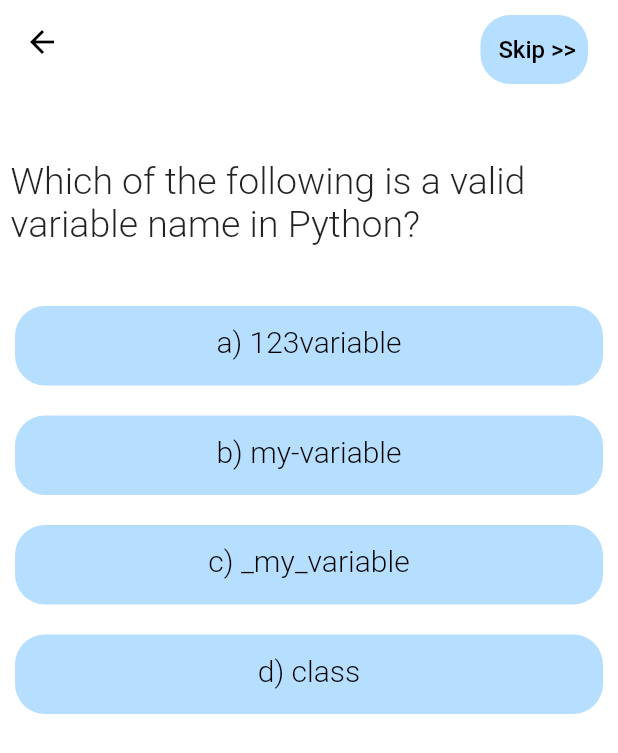
After one commit to yashwanth-notyashwant/funwitcode, a Flutter app: the QuizPage screen opened directly, after a tap on "b) A named container for storing data va", on a phone screen of 412 x 824 dp. The commit adds this screen. Shown: the top 753 px of the screen. Run offline on Flutter 3.47's test engine with Material 2 defaults, Android fonts, the phone set to English and light mode, and no system bars.

Commit message:
the variables commmit

```diff
--- a/lib/screens/chapter_screen.dart
+++ b/lib/screens/chapter_screen.dart
@@ -1,4 +1,5 @@
 import 'package:flutter/material.dart';
+import 'package:funwitcode/screens/quiz_screen_variables.dart';
 
 // ignore: must_be_immutable
 class ChapterScreen extends StatefulWidget {
@@ -721,6 +722,30 @@ print(list_dict_, set_dict_, int_dict_)
               Navigator.of(context).pop();
             },
           ),
+          actions: [
+            Container(
+              decoration: BoxDecoration(
+                color: const Color.fromARGB(255, 182, 222, 255),
+                borderRadius: BorderRadius.circular(20),
+              ),
+              margin: EdgeInsets.only(right: 20, top: 10),
+              child: TextButton(
+                onPressed: () {
+                  Navigator.of(context).push(
+                    MaterialPageRoute(builder: (context) => QuizPage()),
+                  );
+                  // push to quiz page
+                },
+                child: Text(
+                  " Skip >>",
+                  style: TextStyle(
+                    color: Colors.black,
+                    fontSize: 16,
+                  ),
+                ),
+              ),
+            ),
+          ],
         ),
         body: SingleChildScrollView(
           child: Container(
--- a/lib/screens/homeScreen.dart
+++ b/lib/screens/homeScreen.dart
@@ -1,4 +1,5 @@
 import 'package:flutter/material.dart';
+import 'package:funwitcode/screens/authformstudent.dart';
 
 import '../widgets.dart/card.dart';
 
@@ -35,10 +36,10 @@ class _HomeScreenState extends State<HomeScreen> {
                 ),
                 title: const Text('Logout'),
                 onTap: () {
-                  // Navigator.pushReplacement(
-                  //   context,
-                  //   MaterialPageRoute(builder: (context) => AuthPage()),
-                  // );
+                  Navigator.pushReplacement(
+                    context,
+                    MaterialPageRoute(builder: (context) => AuthFormStudent()),
+                  );
                 },
               ),
             ],
--- a/lib/screens/python_chapters.dart
+++ b/lib/screens/python_chapters.dart
@@ -1,4 +1,5 @@
 import 'package:flutter/material.dart';
+import 'package:funwitcode/screens/authformstudent.dart';
 
 import 'chapter_screen.dart';
 
@@ -45,10 +46,9 @@ class _PythonChaptersListScreenState extends State<PythonChaptersListScreen> {
                 ),
                 title: const Text('Logout'),
                 onTap: () {
-                  // Navigator.pushReplacement(
-                  //   context,
-                  //   MaterialPageRoute(builder: (context) => AuthPage()),
-                  // );
+                  Navigator.of(context).pushReplacement(
+                    MaterialPageRoute(builder: (context) => AuthFormStudent()),
+                  );
                 },
               ),
             ],
--- /dev/null
+++ b/lib/screens/quiz_screen_variables.dart
@@ -0,0 +1,214 @@
+import 'package:flutter/material.dart';
+
+class QuizPage extends StatefulWidget {
+  @override
+  _QuizPageState createState() => _QuizPageState();
+}
+
+class _QuizPageState extends State<QuizPage> {
+  int currentQuestionIndex = 0;
+  List<Map<String, dynamic>> variable = [
+    {
+      'question': 'What is a variable in Python?',
+      'options': [
+        'a) A reserved keyword',
+        'b) A named container for storing data values',
+        'c) A mathematical operation',
+        'd) A programming function'
+      ],
+      'correctAnswerIndex': 1,
+    },
+    {
+      'question': 'Which of the following is a valid variable name in Python?',
+      'options': [
+        'a) 123variable',
+        'b) my-variable',
+        'c) _my_variable',
+        'd) class'
+      ],
+      'correctAnswerIndex': 2,
+    },
+    {
+      'question': 'What is the purpose of the type() function in Python?',
+      'options': [
+        'a) To declare a new variable',
+        'b) To print the variable\'s value',
+        'c) To check the data type of a variable',
+        'd) To convert a variable to a string'
+      ],
+      'correctAnswerIndex': 2,
+    },
+    {
+      'question': 'What is the scope of a variable in Python?',
+      'options': [
+        'a) The number of times a variable is used',
+        'b) The area of code where a variable can be accessed',
+        'c) The length of a variable\'s name',
+        'd) The size of memory allocated to a variable'
+      ],
+      'correctAnswerIndex': 1,
+    },
+    {
+      'question':
+          'Which data type is used to store a single character in Python?',
+      'options': ['a) char', 'b) string', 'c) character', 'd) charact'],
+      'correctAnswerIndex': 1,
+    },
+    {
+      'question':
+          'In Python, how can you assign multiple values to multiple variables in one line?',
+      'options': [
+        'a) Use the multi_assign() function',
+        'b) Use the assign keyword',
+        'c) Use the = operator and separate values with commas',
+        'd) It\'s not possible to assign multiple values in one line'
+      ],
+      'correctAnswerIndex': 2,
+    },
+    {
+      'question':
+          'What happens if you try to access a variable that hasn\'t been assigned a value?',
+      'options': [
+        'a) It raises a syntax error',
+        'b) It returns an empty string',
+        'c) It raises a NameError indicating the variable is not defined',
+        'd) It returns the value None'
+      ],
+      'correctAnswerIndex': 2,
+    },
+    {
+      'question': 'What does the id() function in Python return?',
+      'options': [
+        'a) The memory address of a variable',
+        'b) The data type of a variable',
+        'c) The value of a variable',
+        'd) The name of a variable'
+      ],
+      'correctAnswerIndex': 0,
+    },
+    {
+      'question':
+          'What is the correct way to convert an integer variable x to a string in Python?',
+      'options': [
+        'a) str(x)',
+        'b) string(x)',
+        'c) convert(x, str)',
+        'd) x.str()'
+      ],
+      'correctAnswerIndex': 0,
+    },
+    {
+      'question': """Which of the following is a mutable data type in Python?
+    "Last question , exit manually"
+      """,
+      'options': ['a) int', 'b) str', 'c) tuple', 'd) list'],
+      'correctAnswerIndex': 3,
+    },
+    // Add more questions and answers here
+  ];
+
+  void checkAnswer(int selectedOptionIndex) {
+    int correctAnswerIndex =
+        variable[currentQuestionIndex]['correctAnswerIndex'];
+    if (selectedOptionIndex == correctAnswerIndex) {
+      // Handle correct answer
+      setState(() {
+        if (currentQuestionIndex < variable.length - 1) {
+          currentQuestionIndex++;
+        }
+      });
+      print('Correct answer!');
+    } else {
+      // Handle wrong answer
+      print('Wrong answer!');
+      //open the scaffold bottom sheet
+    }
+    // Move to the next question
+  }
+
+  @override
+  Widget build(BuildContext context) {
+    return Scaffold(
+      appBar: AppBar(
+        backgroundColor: Colors.white,
+        elevation: 0,
+        leading: BackButton(
+          color: Colors.black,
+          onPressed: () {
+            Navigator.of(context).pop();
+          },
+        ),
+        actions: [
+          Container(
+            decoration: BoxDecoration(
+              color: const Color.fromARGB(255, 182, 222, 255),
+              borderRadius: BorderRadius.circular(20),
+            ),
+            margin: EdgeInsets.only(right: 20, top: 10),
+            child: TextButton(
+              onPressed: () {
+                // Navigator.of(context).push(
+                //   MaterialPageRoute(builder: (context) => QuizPage()),
+                // );
+                // push to quiz page
+              },
+              child: Text(
+                " Skip >>",
+                style: TextStyle(
+                  color: Colors.black,
+                  fontSize: 16,
+                ),
+              ),
+            ),
+          ),
+        ],
+      ),
+      body: Container(
+        color: Colors.white,
+        child: Column(
+          mainAxisAlignment: MainAxisAlignment.start,
+          crossAxisAlignment: CrossAxisAlignment.center,
+          children: [
+            SizedBox(
+              height: 50,
+            ),
+            Container(
+              margin: EdgeInsets.only(left: 7, right: 5),
+              child: Text(
+                variable[currentQuestionIndex]['question'],
+                style: TextStyle(fontSize: 25, fontWeight: FontWeight.w300),
+              ),
+            ),
+            SizedBox(height: 30),
+            Column(
+              children: List.generate(
+                variable[currentQuestionIndex]['options'].length,
+                (index) => Container(
+                  // height: 60,
+                  margin: EdgeInsets.all(10),
+                  decoration: BoxDecoration(
+                    color: const Color.fromARGB(255, 182, 222, 255),
+                    borderRadius: BorderRadius.circular(20),
+                  ),
+                  width: MediaQuery.of(context).size.width,
+                  padding: EdgeInsets.only(bottom: 5, left: 10, right: 10),
+                  child: TextButton(
+                    onPressed: () => checkAnswer(index),
+                    child: Text(
+                      variable[currentQuestionIndex]['options'][index],
+                      textAlign: TextAlign.center,
+                      style: TextStyle(
+                          fontSize: 20,
+                          fontWeight: FontWeight.w300,
+                          color: Colors.black),
+                    ), //add some styles
+                  ),
+                ),
+              ),
+            ),
+          ],
+        ),
+      ),
+    );
+  }
+}
```
